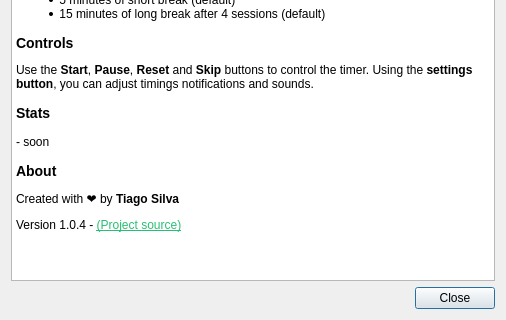
This is src/ui/helpwindow.ui in TiagoSBO/qt-pomodoro-timer as Qt 5 draws it before an edit; both pictures show x 0 to 506 and y 175 to 495 of the 506 by 495 pixel window. The edited form follows.
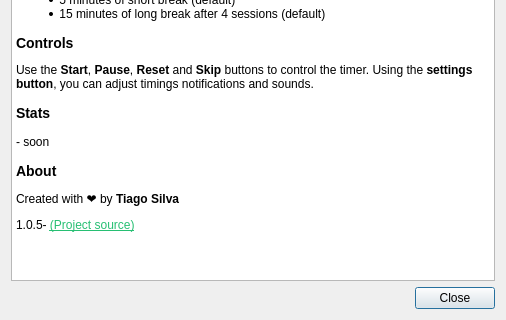
This is the edited form.

```diff
--- a/src/ui/helpwindow.ui
+++ b/src/ui/helpwindow.ui
@@ -53,7 +53,7 @@
 &lt;p style=&quot; margin-top:14px; margin-bottom:12px; margin-left:0px; margin-right:0px; -qt-block-indent:0; text-indent:0px;&quot;&gt;- soon&lt;/p&gt;
 &lt;p style=&quot; margin-top:14px; margin-bottom:12px; margin-left:0px; margin-right:0px; -qt-block-indent:0; text-indent:0px;&quot;&gt;&lt;span style=&quot; font-size:large; font-weight:700;&quot;&gt;About &lt;/span&gt;&lt;/p&gt;
 &lt;p style=&quot; margin-top:12px; margin-bottom:12px; margin-left:0px; margin-right:0px; -qt-block-indent:0; text-indent:0px;&quot;&gt;Created with ❤️ by &lt;span style=&quot; font-weight:700;&quot;&gt;Tiago Silva&lt;/span&gt;&lt;/p&gt;
-&lt;p style=&quot; margin-top:12px; margin-bottom:12px; margin-left:0px; margin-right:0px; -qt-block-indent:0; text-indent:0px;&quot;&gt;Version 1.0.4 - &lt;a href=&quot;https://github.com/TiagoSBO/qt-pomodoro-timer&quot;&gt;&lt;span style=&quot; text-decoration: underline; color:#27bf73;&quot;&gt;(Project source)&lt;/span&gt;&lt;/a&gt;&lt;/p&gt;
+&lt;p style=&quot; margin-top:12px; margin-bottom:12px; margin-left:0px; margin-right:0px; -qt-block-indent:0; text-indent:0px;&quot;&gt;1.0.5- &lt;a href=&quot;https://github.com/TiagoSBO/qt-pomodoro-timer&quot;&gt;&lt;span style=&quot; text-decoration: underline; color:#27bf73;&quot;&gt;(Project source)&lt;/span&gt;&lt;/a&gt;&lt;/p&gt;
 &lt;p style=&quot;-qt-paragraph-type:empty; margin-top:0px; margin-bottom:0px; margin-left:0px; margin-right:0px; -qt-block-indent:0; text-indent:0px;&quot;&gt;&lt;br /&gt;&lt;/p&gt;&lt;/body&gt;&lt;/html&gt;</string>
      </property>
      <property name="openExternalLinks">
```
